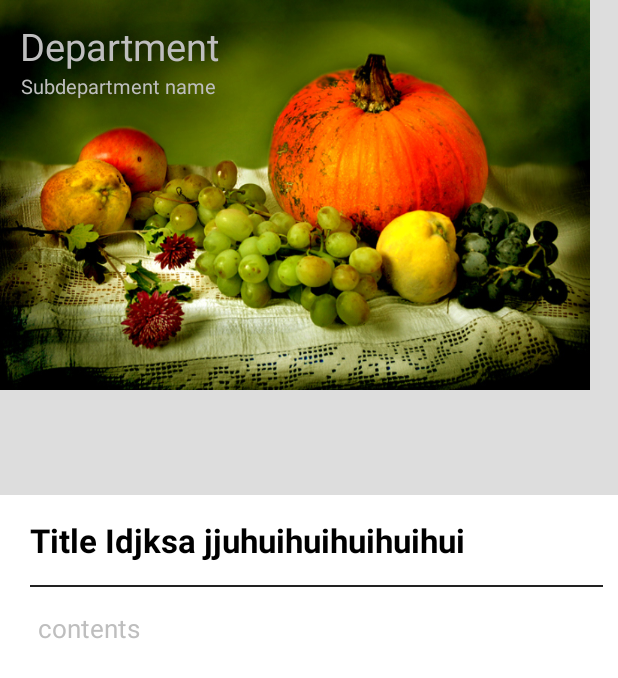
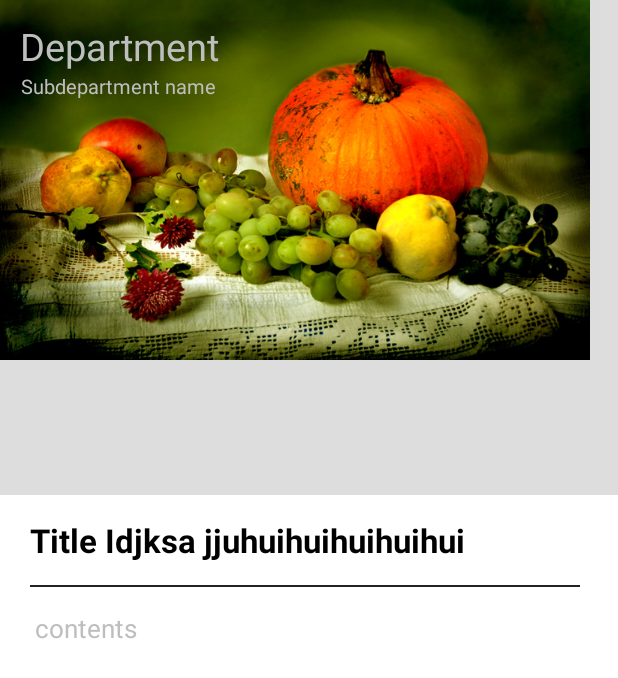
Before and after one commit to CheongWoonHyoung/UNIST_INFO, an Android app: the Intro_Subpager_Fragment screen opened directly, with no data from a screen before it, on a phone screen of 412 x 824 dp. Shown: the top 678 px of the screen. Run offline under Robolectric (Android 15) with nearby library versions, the phone set to English and light mode, and no system bars.

Commit message:
학부/학과소개 페이지 레이아웃 변경 1

```diff
--- a/MyUNIST_info/app/src/main/res/layout/intropage1.xml
+++ b/MyUNIST_info/app/src/main/res/layout/intropage1.xml
@@ -12,7 +12,7 @@
         android:background="#DDDDDD">
         <LinearLayout
             android:layout_width="wrap_content"
-            android:layout_height="260dp"
+            android:layout_height="240dp"
             android:orientation="vertical"
             android:background="@drawable/eebg">
             <TextView
@@ -63,12 +63,12 @@
             android:layout_width="match_parent"
             android:layout_height="1dp"
             android:layout_marginLeft="20dp"
-            android:layout_marginRight="10dp"
+            android:layout_marginRight="25dp"
             android:background="#222222"/>
         <ScrollView
                 android:layout_width="wrap_content"
                 android:layout_height="wrap_content"
-            android:layout_marginLeft="10dp"
+            android:layout_marginLeft="8dp"
             android:layout_marginRight="15dp">
                 <TextView
                     android:id="@+id/contents"
--- a/MyUNIST_info/app/src/main/res/layout/intropage2.xml
+++ b/MyUNIST_info/app/src/main/res/layout/intropage2.xml
@@ -11,8 +11,10 @@
 
         <LinearLayout
             android:layout_width="wrap_content"
-            android:layout_height="260dp"
-            android:background="@drawable/eebg">
+            android:layout_height="240dp"
+            android:background="@drawable/eebg"
+            android:orientation="vertical"
+            android:id="@+id/upperblock">
             <LinearLayout
                 android:layout_width="match_parent"
                 android:layout_height="match_parent"
```
